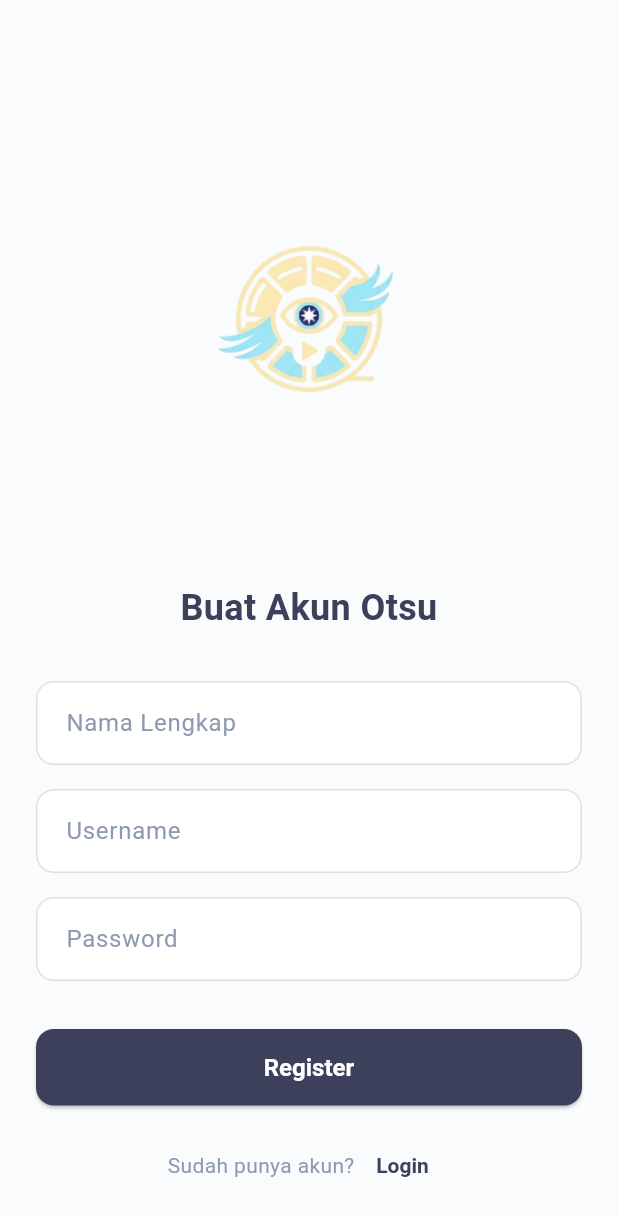
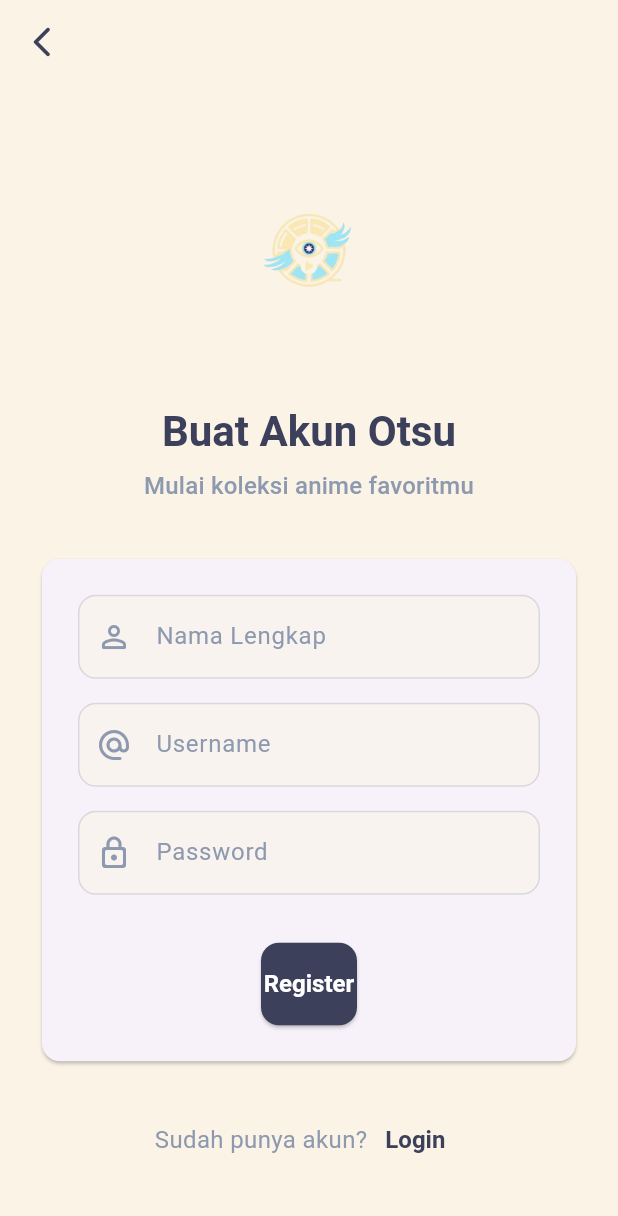
Before and after one commit to Fendyra/124230010-Latihan-Responsi-Prak-Mobile, a Flutter app: the screen it shows after launch, after a tap on "Login", after a tap on "Register", on a phone screen of 412 x 824 dp. Shown: the top 1216 px of the screen. Run offline on Flutter 3.47's test engine with Material 3 defaults, Android fonts, the phone set to English and light mode, and no system bars; our stand-ins replace hive_flutter, shared_preferences; accounts and stored records are empty.

Commit message:
Add Feature Login & Register

```diff
--- a/lib/pages/login_page.dart
+++ b/lib/pages/login_page.dart
@@ -2,7 +2,6 @@ import 'package:flutter/material.dart';
 import 'package:hive_flutter/hive_flutter.dart';
 import 'package:latres_prak_mobile/pages/home_page.dart';
 import 'package:latres_prak_mobile/pages/register_page.dart';
-import 'package:latres_prak_mobile/theme.dart';
 import 'package:shared_preferences/shared_preferences.dart';
 
 class LoginPage extends StatefulWidget {
@@ -34,7 +33,10 @@ class _LoginPageState extends State<LoginPage> {
       } else {
         if (!context.mounted) return;
         ScaffoldMessenger.of(context).showSnackBar(
-          const SnackBar(content: Text('Username atau password salah')),
+          const SnackBar(
+            content: Text('Username atau password salah'),
+            backgroundColor: Colors.red,
+          ),
         );
       }
     }
@@ -42,43 +44,48 @@ class _LoginPageState extends State<LoginPage> {
 
   @override
   Widget build(BuildContext context) {
+    final textTheme = Theme.of(context).textTheme;
+
     return Scaffold(
       body: SafeArea(
+        child: Center(
           child: SingleChildScrollView(
             child: Padding(
               padding: const EdgeInsets.symmetric(horizontal: 24.0, vertical: 32.0),
               child: Column(
+                mainAxisAlignment: MainAxisAlignment.center,
                 crossAxisAlignment: CrossAxisAlignment.stretch,
                 children: [
-                const SizedBox(height: 60),
-                Image.asset('assets/images/logo-otsu.png', height: 300),
-                const SizedBox(height: 16),
-                const Text(
-                  'Selamat Datang di Otsu',
+                  Image.asset(
+                    'assets/images/logo-otsu.png',
+                    height: 150,
+                  ),
+                  const SizedBox(height: 24),
+                  Text(
+                    'Selamat Datang!',
                     textAlign: TextAlign.center,
-                  style: TextStyle(
-                    fontSize: 24,
-                    fontWeight: FontWeight.bold,
-                    color: OtsuColor.darkBlue,
-                  ),
+                    style: textTheme.displaySmall,
                   ),
                   const SizedBox(height: 8),
-                const Text(
-                  'Database Anime Pribadimu',
+                  Text(
+                    'Login ke akun Otsu-mu',
                     textAlign: TextAlign.center,
-                  style: TextStyle(
-                    fontSize: 16,
-                    color: OtsuColor.grey,
+                    style: textTheme.titleMedium,
                   ),
-                ),
-                const SizedBox(height: 48),
-                Form(
+                  const SizedBox(height: 32),
+                  Card(
+                    child: Padding(
+                      padding: const EdgeInsets.all(24.0),
+                      child: Form(
                         key: _formKey,
                         child: Column(
                           children: [
                             TextFormField(
                               controller: _usernameController,
-                        decoration: const InputDecoration(labelText: 'Username'),
+                              decoration: const InputDecoration(
+                                labelText: 'Username',
+                                prefixIcon: Icon(Icons.alternate_email_rounded),
+                              ),
                               validator: (value) {
                                 if (value == null || value.isEmpty) {
                                   return 'Username tidak boleh kosong';
@@ -89,7 +96,10 @@ class _LoginPageState extends State<LoginPage> {
                             const SizedBox(height: 16),
                             TextFormField(
                               controller: _passwordController,
-                        decoration: const InputDecoration(labelText: 'Password'),
+                              decoration: const InputDecoration(
+                                labelText: 'Password',
+                                prefixIcon: Icon(Icons.lock_outline_rounded),
+                              ),
                               obscureText: true,
                               validator: (value) {
                                 if (value == null || value.isEmpty) {
@@ -98,28 +108,29 @@ class _LoginPageState extends State<LoginPage> {
                                 return null;
                               },
                             ),
-                    ],
-                  ),
-                ),
                             const SizedBox(height: 32),
                             ElevatedButton(
                               onPressed: _login,
                               child: const Text('Login'),
                             ),
-                const SizedBox(height: 16),
+                          ],
+                        ),
+                      ),
+                    ),
+                  ),
+                  const SizedBox(height: 24),
                   Row(
                     mainAxisAlignment: MainAxisAlignment.center,
                     children: [
-                    const Text(
+                      Text(
                         'Belum punya akun?',
-                      style: TextStyle(color: OtsuColor.grey),
+                        style: textTheme.bodyMedium,
                       ),
                       TextButton(
                         onPressed: () {
                           Navigator.push(
                             context,
-                          MaterialPageRoute(
-                              builder: (context) => const RegisterPage()),
+                            MaterialPageRoute(builder: (context) => const RegisterPage()),
                           );
                         },
                         child: const Text('Register'),
@@ -131,6 +142,7 @@ class _LoginPageState extends State<LoginPage> {
             ),
           ),
         ),
+      ),
     );
   }
 }
--- a/lib/pages/register_page.dart
+++ b/lib/pages/register_page.dart
@@ -1,7 +1,6 @@
 import 'package:flutter/material.dart';
 import 'package:hive_flutter/hive_flutter.dart';
 import 'package:latres_prak_mobile/pages/login_page.dart';
-import 'package:latres_prak_mobile/theme.dart';
 
 class RegisterPage extends StatefulWidget {
   const RegisterPage({super.key});
@@ -23,7 +22,10 @@ class _RegisterPageState extends State<RegisterPage> {
       if (box.containsKey(_usernameController.text)) {
         if (!context.mounted) return;
         ScaffoldMessenger.of(context).showSnackBar(
-          const SnackBar(content: Text('Username sudah digunakan')),
+          const SnackBar(
+            content: Text('Username sudah digunakan'),
+            backgroundColor: Colors.red,
+          ),
         );
         return;
       }
@@ -35,7 +37,10 @@ class _RegisterPageState extends State<RegisterPage> {
 
       if (!context.mounted) return;
       ScaffoldMessenger.of(context).showSnackBar(
-        const SnackBar(content: Text('Registrasi berhasil! Silakan login.')),
+        const SnackBar(
+          content: Text('Registrasi berhasil! Silakan login.'),
+          backgroundColor: Colors.green,
+        ),
       );
 
       Navigator.pushReplacement(
@@ -47,34 +52,55 @@ class _RegisterPageState extends State<RegisterPage> {
 
   @override
   Widget build(BuildContext context) {
+    final textTheme = Theme.of(context).textTheme;
+
     return Scaffold(
+      appBar: AppBar(
+        leading: IconButton(
+          icon: const Icon(Icons.arrow_back_ios_new_rounded),
+          onPressed: () => Navigator.of(context).pop(),
+        ),
+        backgroundColor: Colors.transparent,
+      ),
       body: SafeArea(
+        child: Center(
           child: SingleChildScrollView(
             child: Padding(
-            padding: const EdgeInsets.symmetric(horizontal: 24.0, vertical: 32.0),
+              padding: const EdgeInsets.symmetric(horizontal: 24.0, vertical: 16.0),
               child: Column(
+                mainAxisAlignment: MainAxisAlignment.center,
                 crossAxisAlignment: CrossAxisAlignment.stretch,
                 children: [
-                const SizedBox(height: 40),
-                Image.asset('assets/images/logo-otsu.png', height: 300),
-                const SizedBox(height: 16),
-                const Text(
+                  Image.asset(
+                    'assets/images/logo-otsu.png',
+                    height: 150,
+                  ),
+                  const SizedBox(height: 24),
+                  Text(
                     'Buat Akun Otsu',
                     textAlign: TextAlign.center,
-                  style: TextStyle(
-                    fontSize: 24,
-                    fontWeight: FontWeight.bold,
-                    color: OtsuColor.darkBlue,
+                    style: textTheme.displaySmall,
                   ),
+                  const SizedBox(height: 8),
+                  Text(
+                    'Mulai koleksi anime favoritmu',
+                    textAlign: TextAlign.center,
+                    style: textTheme.titleMedium,
                   ),
                   const SizedBox(height: 32),
-                Form(
+                  Card(
+                    child: Padding(
+                      padding: const EdgeInsets.all(24.0),
+                      child: Form(
                         key: _formKey,
                         child: Column(
                           children: [
                             TextFormField(
                               controller: _nameController,
-                        decoration: const InputDecoration(labelText: 'Nama Lengkap'),
+                              decoration: const InputDecoration(
+                                labelText: 'Nama Lengkap',
+                                prefixIcon: Icon(Icons.person_outline_rounded),
+                              ),
                               validator: (value) {
                                 if (value == null || value.isEmpty) {
                                   return 'Nama tidak boleh kosong';
@@ -85,7 +111,10 @@ class _RegisterPageState extends State<RegisterPage> {
                             const SizedBox(height: 16),
                             TextFormField(
                               controller: _usernameController,
-                        decoration: const InputDecoration(labelText: 'Username'),
+                              decoration: const InputDecoration(
+                                labelText: 'Username',
+                                prefixIcon: Icon(Icons.alternate_email_rounded),
+                              ),
                               validator: (value) {
                                 if (value == null || value.isEmpty) {
                                   return 'Username tidak boleh kosong';
@@ -96,7 +125,10 @@ class _RegisterPageState extends State<RegisterPage> {
                             const SizedBox(height: 16),
                             TextFormField(
                               controller: _passwordController,
-                        decoration: const InputDecoration(labelText: 'Password'),
+                              decoration: const InputDecoration(
+                                labelText: 'Password',
+                                prefixIcon: Icon(Icons.lock_outline_rounded),
+                              ),
                               obscureText: true,
                               validator: (value) {
                                 if (value == null || value.isEmpty) {
@@ -108,28 +140,29 @@ class _RegisterPageState extends State<RegisterPage> {
                                 return null;
                               },
                             ),
-                    ],
-                  ),
-                ),
                             const SizedBox(height: 32),
                             ElevatedButton(
                               onPressed: _register,
                               child: const Text('Register'),
                             ),
-                const SizedBox(height: 16),
+                          ],
+                        ),
+                      ),
+                    ),
+                  ),
+                  const SizedBox(height: 24),
                   Row(
                     mainAxisAlignment: MainAxisAlignment.center,
                     children: [
-                    const Text(
+                      Text(
                         'Sudah punya akun?',
-                      style: TextStyle(color: OtsuColor.grey),
+                        style: textTheme.bodyMedium,
                       ),
                       TextButton(
                         onPressed: () {
                           Navigator.pushReplacement(
                             context,
-                          MaterialPageRoute(
-                              builder: (context) => const LoginPage()),
+                            MaterialPageRoute(builder: (context) => const LoginPage()),
                           );
                         },
                         child: const Text('Login'),
@@ -141,6 +174,7 @@ class _RegisterPageState extends State<RegisterPage> {
             ),
           ),
         ),
+      ),
     );
   }
 }
--- a/lib/theme.dart
+++ b/lib/theme.dart
@@ -1,53 +1,106 @@
 import 'package:flutter/material.dart';
 
 class OtsuColor {
-  static const Color background = Color(0xFFFAFBFD);
-  static const Color primaryYellow = Color(0xFFFDEB93);
-  static const Color accentBlue = Color(0xFFA9E4F7);
-  static const Color darkBlue = Color(0xFF3D405B);
+  static const Color background = Color(0xFFFBF3E6);
+  static const Color surface = Color(0xFFFFFFFF);
+  static const Color primary = Color(0xFF3D405B);
+  static const Color secondary = Color(0xFFA9E4F7);
+  static const Color accent = Color(0xFFFDEB93);
+  static const Color text = Color(0xFF3D405B);
   static const Color grey = Color(0xFF8D99AE);
 }
 
 ThemeData buildTheme() {
-  return ThemeData(
-    primaryColor: OtsuColor.primaryYellow,
+  final baseTheme = ThemeData.light(useMaterial3: true);
+
+  return baseTheme.copyWith(
+    primaryColor: OtsuColor.primary,
     scaffoldBackgroundColor: OtsuColor.background,
+
+    appBarTheme: const AppBarTheme(
+      backgroundColor: OtsuColor.background,
+      elevation: 0,
+      scrolledUnderElevation: 0,
+      iconTheme: IconThemeData(color: OtsuColor.primary),
+      titleTextStyle: TextStyle(
+        color: OtsuColor.primary,
+        fontSize: 20,
+        fontWeight: FontWeight.bold,
+        fontFamily: 'Poppins',
+      ),
+    ),
+
+    // cardTheme: CardTheme(
+    //   color: OtsuColor.surface,
+    //   elevation: 2,
+    //   shadowColor: OtsuColor.grey.withOpacity(0.1),
+    //   shape: RoundedRectangleBorder(
+    //     borderRadius: BorderRadius.circular(16.0),
+    //   ),
+    //   margin: const EdgeInsets.symmetric(horizontal: 16.0),
+    // ),
 
     inputDecorationTheme: InputDecorationTheme(
       filled: true,
-      fillColor: Colors.white,
-      contentPadding: const EdgeInsets.symmetric(horizontal: 16.0, vertical: 16.0),
+      fillColor: OtsuColor.background.withOpacity(0.5),
+      contentPadding: const EdgeInsets.symmetric(horizontal: 20.0, vertical: 16.0),
       border: OutlineInputBorder(
         borderRadius: BorderRadius.circular(12.0),
         borderSide: BorderSide.none,
       ),
       enabledBorder: OutlineInputBorder(
         borderRadius: BorderRadius.circular(12.0),
-        borderSide: BorderSide(color: Colors.grey.shade300),
+        borderSide: BorderSide(color: OtsuColor.grey.withOpacity(0.3)),
       ),
       focusedBorder: OutlineInputBorder(
         borderRadius: BorderRadius.circular(12.0),
-        borderSide: const BorderSide(color: OtsuColor.darkBlue, width: 2.0),
+        borderSide: const BorderSide(color: OtsuColor.primary, width: 2.0),
       ),
       labelStyle: const TextStyle(color: OtsuColor.grey),
+      hintStyle: const TextStyle(color: OtsuColor.grey),
+      prefixIconColor: WidgetStateColor.resolveWith(
+        (states) => states.contains(WidgetState.focused) ? OtsuColor.primary : OtsuColor.grey,
+      ),
     ),
 
     elevatedButtonTheme: ElevatedButtonThemeData(
       style: ElevatedButton.styleFrom(
-        backgroundColor: OtsuColor.darkBlue,
+        backgroundColor: OtsuColor.primary,
         foregroundColor: Colors.white,
         shape: RoundedRectangleBorder(
           borderRadius: BorderRadius.circular(12.0),
         ),
-        padding: const EdgeInsets.symmetric(vertical: 16.0),
-        textStyle: const TextStyle(fontSize: 16, fontWeight: FontWeight.bold),
+        padding: const EdgeInsets.symmetric(vertical: 18.0),
+        textStyle: const TextStyle(
+          fontSize: 16,
+          fontWeight: FontWeight.bold,
+        ),
       ),
     ),
 
     textButtonTheme: TextButtonThemeData(
       style: TextButton.styleFrom(
-        foregroundColor: OtsuColor.darkBlue,
-        textStyle: const TextStyle(fontWeight: FontWeight.bold),
+        foregroundColor: OtsuColor.primary,
+        textStyle: const TextStyle(fontWeight: FontWeight.bold, fontSize: 16),
+      ),
+    ),
+
+    textTheme: baseTheme.textTheme.apply(
+      bodyColor: OtsuColor.text,
+      displayColor: OtsuColor.primary,
+    ).copyWith(
+      displaySmall: baseTheme.textTheme.displaySmall?.copyWith(
+        color: OtsuColor.primary,
+        fontWeight: FontWeight.bold,
+        fontSize: 28,
+      ),
+      titleMedium: baseTheme.textTheme.titleMedium?.copyWith(
+        color: OtsuColor.grey,
+        fontSize: 16,
+      ),
+      bodyMedium: baseTheme.textTheme.bodyMedium?.copyWith(
+        color: OtsuColor.grey,
+        fontSize: 16,
       ),
     ),
   );
```
Lines whose indentation alone changed are shown as unchanged.
